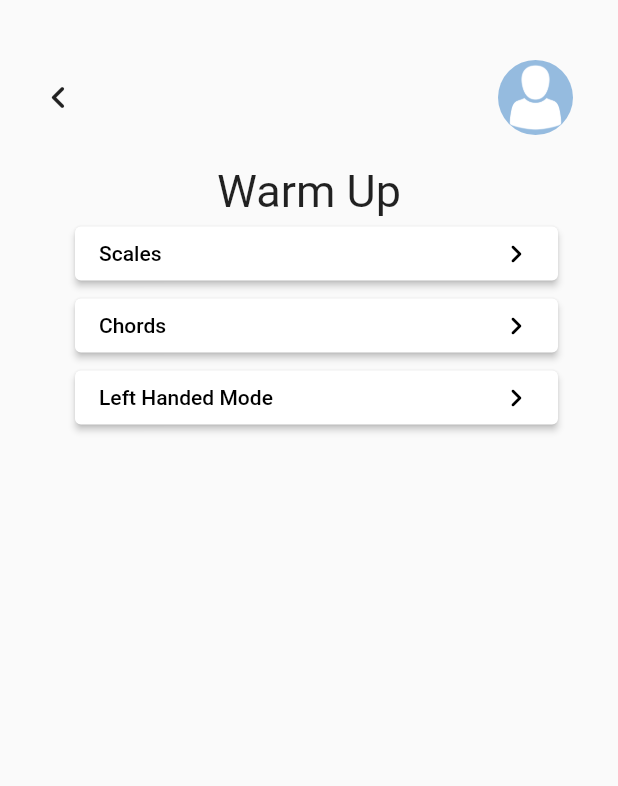
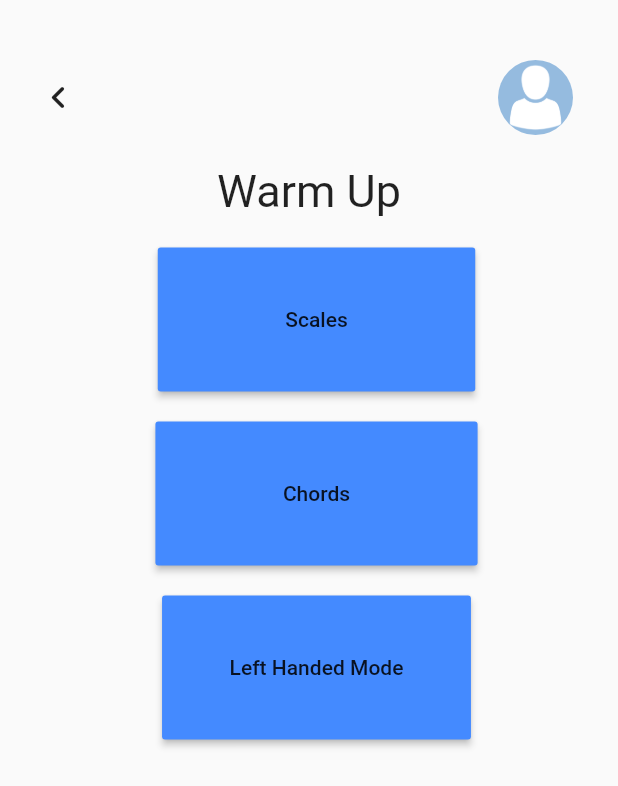
Before and after one commit to alextjones/Mobile_Final_Project, a Flutter app: the screen it shows after launch, after a tap on "Warm Up", on a phone screen of 412 x 824 dp. Shown: the top 786 px of the screen. Run offline on Flutter 3.47's test engine with Material 2 defaults, Android fonts, the phone set to English and light mode, and no system bars.

Commit message:
Fixed the buttons shape, scale, and colour. Starting screen and Warm up screen basically completed

```diff
--- a/lib/main.dart
+++ b/lib/main.dart
@@ -153,13 +153,19 @@ class MainSelectionPage extends StatelessWidget {
                   fontSize: 30,
                 ),
               ),
+              SizedBox(
+                height:20,
+              ),
               Padding(
                 padding: EdgeInsets.only(left: 10.0),
                 child: Column(
                   children: <Widget>[
-                    ThinButton(
-                        text: 'Warm Up',
-                        onThinButtonPressed: () {
+
+                    RaisedButton(
+                        child: Text('Warm Up'),
+                        padding: EdgeInsets.fromLTRB(78, 40, 78, 40),
+                        color: Colors.blueAccent,
+                        onPressed: () {
                           log("Pressed Warm up button (MainPage)");
                           Navigator.push(
                               context,
@@ -167,15 +173,25 @@ class MainSelectionPage extends StatelessWidget {
                           );
                         }
                     ),
-                    ThinButton(
-                        text: 'Tunes',
-                        onThinButtonPressed: () {
+                    SizedBox(
+                      height:20,
+                    ),
+                    RaisedButton(
+                        child: Text('Tunes'),
+                        padding: EdgeInsets.fromLTRB(89, 40, 89, 40),
+                        color: Colors.blueAccent,
+                        onPressed: () {
                           log("Pressed Tune button (MainPage)");
                         }
                     ),
-                    ThinButton(
-                        text: 'Metronome',
-                        onThinButtonPressed: () {
+                    SizedBox(
+                      height:20,
+                    ),
+                    RaisedButton(
+                        child: Text('Metronome'),
+                        padding: EdgeInsets.fromLTRB(70, 40, 70, 40),
+                        color: Colors.blueAccent,
+                        onPressed: () {
                           log("Pressed Metronome button (MainPage)");
                         }
                     ),
@@ -213,25 +229,40 @@ class ActivitySelectionPage extends StatelessWidget {
                   fontSize: 30,
                 ),
               ),
+              SizedBox(
+                height:20,
+              ),
               Padding(
                 padding: EdgeInsets.only(left: 10.0),
                 child: Column(
                   children: <Widget>[
-                    ThinButton(
-                        text: 'Scales',
-                        onThinButtonPressed: () {
+                    RaisedButton(
+                        child: Text('Scales'),
+                        padding: EdgeInsets.fromLTRB(85, 40, 85, 40),
+                        color: Colors.blueAccent,
+                        onPressed: () {
                           log("Pressed Scales button (SelectPage)");
                         }
                     ),
-                    ThinButton(
-                        text: 'Chords',
-                        onThinButtonPressed: () {
+                    SizedBox(
+                      height:20,
+                    ),
+                    RaisedButton(
+                        child: Text('Chords'),
+                        padding: EdgeInsets.fromLTRB(85, 40, 85, 40),
+                        color: Colors.blueAccent,
+                        onPressed: () {
                           log("Pressed Chord button (SelectPage)");
                         }
                     ),
-                    ThinButton(
-                        text: 'Left Handed Mode',
-                        onThinButtonPressed: () {
+                    SizedBox(
+                      height:20,
+                    ),
+                    RaisedButton(
+                        child: Text('Left Handed Mode'),
+                        padding: EdgeInsets.fromLTRB(45, 40, 45, 40),
+                        color: Colors.blueAccent,
+                        onPressed: () {
                           log("Pressed left hand mode (selectPage");
                         }
                     ),
```
